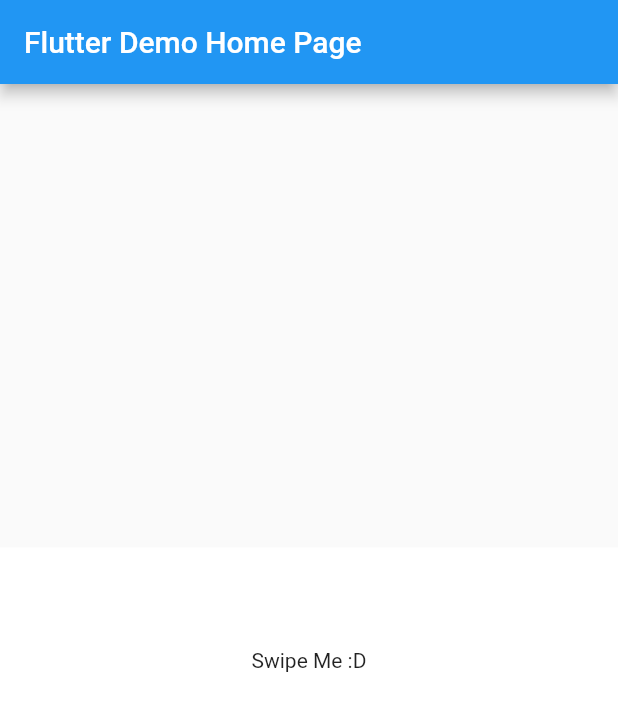
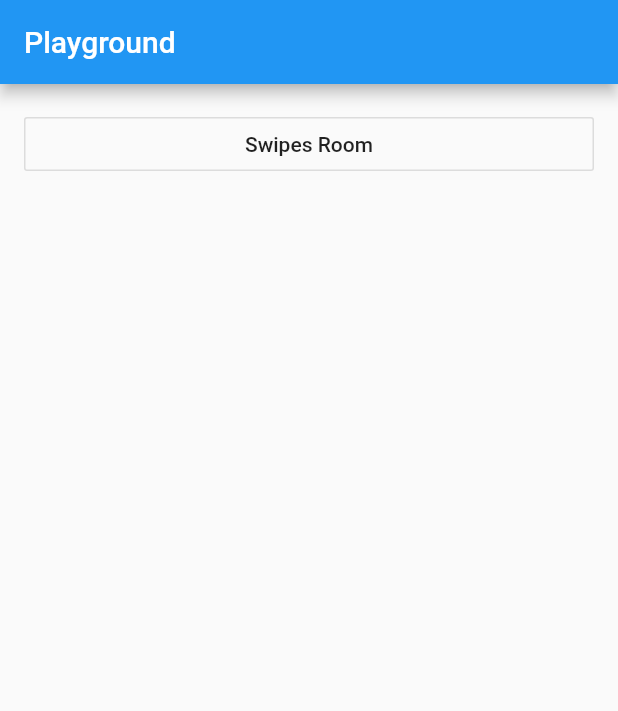
Before and after one commit to orteney/flutter-playground, a Flutter app: the screen it shows after launch, on a phone screen of 412 x 824 dp. Shown: the top 711 px of the screen. Run offline on Flutter 3.47's test engine with Material 2 defaults, Android fonts, the phone set to English and light mode, and no system bars.

Commit message:
Separated swipes screen

```diff
--- a/lib/ui/app.dart
+++ b/lib/ui/app.dart
@@ -9,7 +9,7 @@ class App extends StatelessWidget {
       theme: ThemeData(
         primarySwatch: Colors.blue,
       ),
-      home: HomeScreen(title: 'Flutter Demo Home Page'),
+      home: HomeScreen(),
     );
   }
 }
--- a/lib/ui/screens/home.dart
+++ b/lib/ui/screens/home.dart
@@ -1,50 +1,35 @@
 import 'package:flutter/material.dart';
-import 'package:playground/ui/widgets/animated_toggle.dart';
+import 'package:playground/ui/screens/swipes.dart';
 
-import '../widgets/swipeable.dart';
-
-class HomeScreen extends StatefulWidget {
-  HomeScreen({Key key, this.title}) : super(key: key);
-  final String title;
-
-  @override
-  _HomeScreenState createState() => _HomeScreenState();
-}
-
-class _HomeScreenState extends State<HomeScreen> {
-  bool _isFavorited = false;
-
-  void _toggleFavorites() {
-    setState(() {
-      _isFavorited = !_isFavorited;
-    });
-  }
+class HomeScreen extends StatelessWidget {
+  const HomeScreen({Key key}) : super(key: key);
 
   @override
   Widget build(BuildContext context) {
     return Scaffold(
-      appBar: AppBar(
-        title: Text(widget.title),
+      appBar: AppBar(title: Text("Playground")),
+      body: ListView(
+        children: [
+          Padding(
+            padding: EdgeInsets.all(16),
+            child: OutlineButton(
+              child: Text("Swipes Room"),
+              onPressed: () => navigateToSwipes(context) ,
+            ),
+          )
+        ],
       ),
-      body: Center(
-        child: Container(
-          height: 150,
-          child: Swipeable(
-            background: AnimatedToggle(
-              isToggled: _isFavorited,
-            ),
-            child: Container(
-              color: Colors.white,
-              child: Center(
-                child: Text("Swipe Me :D"),
-              ),
-            ),
-            onSwiped: _toggleFavorites,
-            direction: SwipeDirection.startToEnd,
-            swipeThreshold: 0.6,
-          ),
-        ),
-      ),// This trailing comma makes auto-formatting nicer for build methods.
+    );
+  }
+
+  void navigateToSwipes(BuildContext context) {
+    Navigator.push(
+      context,
+      MaterialPageRoute(
+        builder: (BuildContext context) {
+          return SwipesScreen();
+        }
+      )
     );
   }
 }
```
Also changed, not shown: lib/ui/screens/swipes.dart (added, +57 -0 lines), lib/ui/widgets/animated_toggle.dart (+15 -7 lines).
